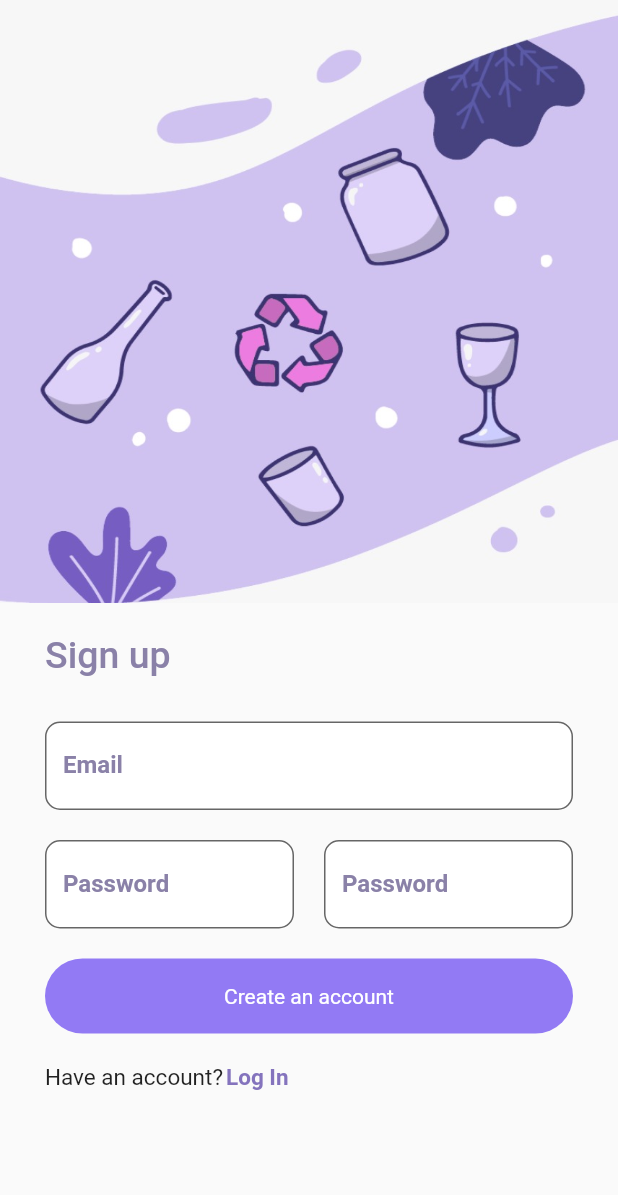
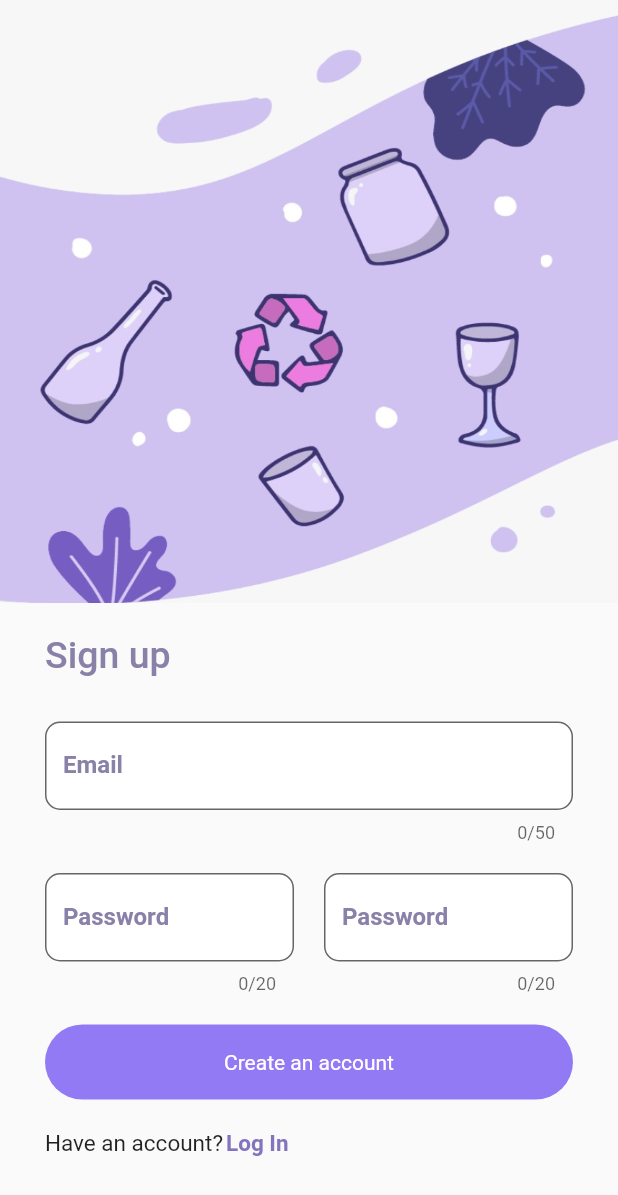
Before and after one commit to AshnahKhalidKhan/Flutter-Assignment-2, a Flutter app: the screen it shows after launch, after a tap on "Sign Up", on a phone screen of 412 x 824 dp. Shown: the top 1195 px of the screen. Run offline on Flutter 3.47's test engine with Material 2 defaults, Android fonts, the phone set to English and light mode, and no system bars.

Commit message:
Devving like crazy

```diff
--- a/lib/Widgets/LightThemeSignInScreen.dart
+++ b/lib/Widgets/LightThemeSignInScreen.dart
@@ -11,6 +11,7 @@ import 'package:flutter/cupertino.dart';
 
 
 // https://docs.flutter.dev/cookbook/navigation/navigation-basics
+// https://docs.flutter.dev/release/breaking-changes/use-maxLengthEnforcement-instead-of-maxLengthEnforced#:~:text=To%20show%20a%20max%20length,none%20instead%20of%20maxLengthEnforced%3A%20false%20.&text=For%20CupertinoTextField%20%2C%20which%20isn't,t%20set%20the%20maxLength%20value.
 
 
 
@@ -98,6 +99,9 @@ class _LightThemeSignInScreenState extends State<LightThemeSignInScreen>
                   const TextField
                   (
                     // controller: _usernameController,
+                    maxLength: 50,
+                    // maxLengthEnforcement: MaxLengthEnforcement.enforced,
+                    maxLengthEnforcement: MaxLengthEnforcement.none,
                     textAlign: TextAlign.center,
                     expands: false,
                     decoration: InputDecoration
@@ -162,6 +166,7 @@ class _LightThemeSignInScreenState extends State<LightThemeSignInScreen>
                   const TextField
                   (
                     // controller: _usernameController,
+                    maxLength: 20,
                     textAlign: TextAlign.center,
                     expands: false,
                     obscureText: true,
@@ -363,6 +368,9 @@ class _LightThemeSignUpScreenState extends State<LightThemeSignUpScreen>
                   const TextField
                   (
                     // controller: _usernameController,
+                    maxLength: 50,
+                    // maxLengthEnforcement: MaxLengthEnforcement.enforced,
+                    maxLengthEnforcement: MaxLengthEnforcement.none,
                     textAlign: TextAlign.center,
                     expands: false,
                     decoration: InputDecoration
@@ -403,16 +411,18 @@ class _LightThemeSignUpScreenState extends State<LightThemeSignUpScreen>
                   ),
                   const SizedBox(height: 20.0),
                   // Expanded(child:
-                  Row
+                  const Row
                   (
                     mainAxisAlignment: MainAxisAlignment.spaceBetween,
                     mainAxisSize: MainAxisSize.max,
                     children:
                     [
-                      Expanded(child:
-                      const TextField
+                      Expanded
+                      (
+                        child: TextField
                         (
                           // controller: _usernameController,
+                          maxLength: 20,
                           textAlign: TextAlign.center,
                           expands: false,
                           obscureText: true,
@@ -454,11 +464,13 @@ class _LightThemeSignUpScreenState extends State<LightThemeSignUpScreen>
                           ),
                         ),
                       ),
-                      SizedBox(width: 20.0),
-                      Expanded(child:
-                      const TextField
+                      const SizedBox(width: 20.0),
+                      Expanded
+                      (
+                        child: TextField
                         (
                           // controller: _usernameController,
+                          maxLength: 20,
                           textAlign: TextAlign.center,
                           expands: false,
                           obscureText: true,
```
Also changed, not shown: lib/Notes.txt (+7 -0 lines), lib/Widgets/LightThemeSignUpScreen.dart (+125 -24 lines). Lines whose indentation alone changed are shown as unchanged.
